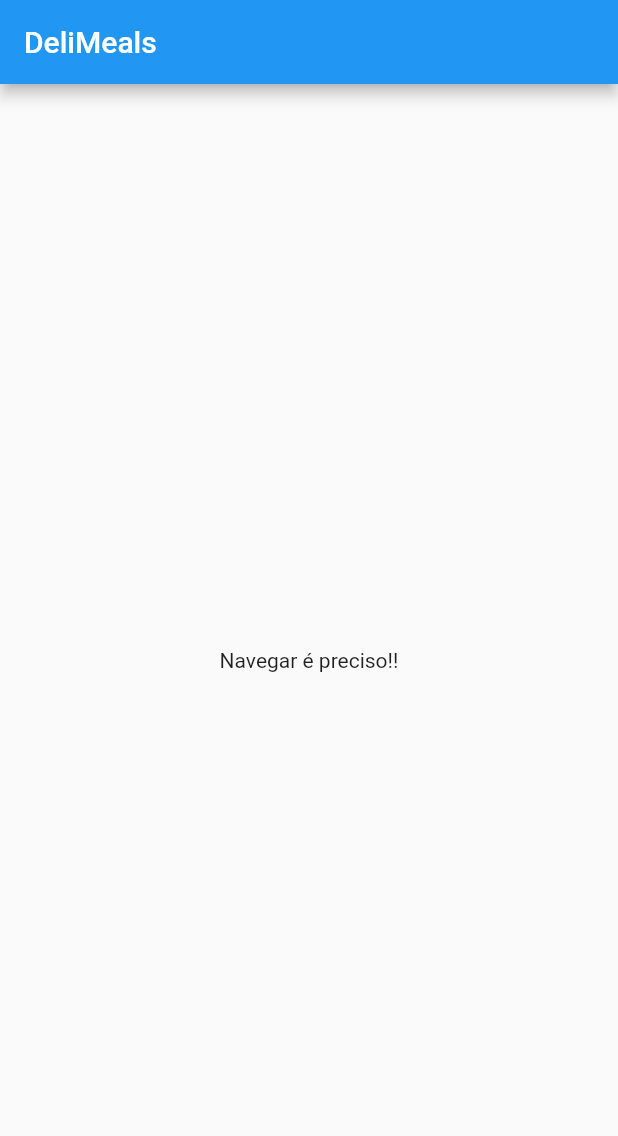
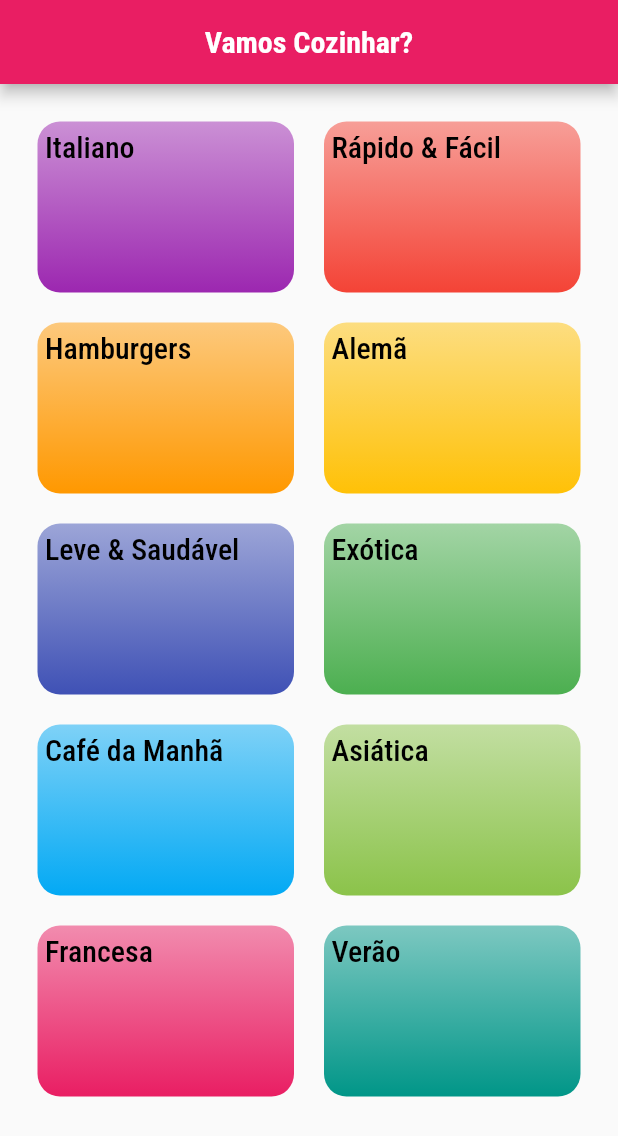
Before and after one commit to Jaceguai/receitas_projeto, a Flutter app: the screen it shows after launch, on a phone screen of 412 x 824 dp. Shown: the top 1136 px of the screen. Run offline on Flutter 3.47's test engine with Material 2 defaults, Android fonts, the phone set to English and light mode, and no system bars.

Commit message:
Tela de Categorias e Add Fonts

```diff
--- /dev/null
+++ b/lib/components/category_item.dart
@@ -0,0 +1,29 @@
+import 'package:flutter/material.dart';
+import "../models/category.dart";
+
+class CategoryItem extends StatelessWidget {
+  final Category category;
+  const CategoryItem({Key? key, required this.category}) : super(key: key);
+
+  @override
+  Widget build(BuildContext context) {
+    return InkWell(
+      borderRadius: BorderRadius.circular(15),
+      onTap: (){},
+      splashColor: Theme.of(context).colorScheme.primary,
+      child: Container(
+        padding: EdgeInsets.all(5),
+        child: Text(
+          category.title,
+          style: Theme.of(context).textTheme.headline6,
+        ),
+        decoration: BoxDecoration(
+            borderRadius: BorderRadius.circular(15),
+            gradient: LinearGradient(colors: [
+              category.color.withOpacity(0.5),
+              category.color,
+            ], begin: Alignment.topLeft, end: Alignment.bottomLeft)),
+      ),
+    );
+  }
+}
--- /dev/null
+++ b/lib/data/dummy_data.dart
@@ -0,0 +1,56 @@
+import 'package:flutter/material.dart';
+
+import '../models/category.dart';
+
+List<Category> dummyCategories = [
+  Category(
+    id: 'c1',
+    title: 'Italiano',
+    color: Colors.purple,
+  ),
+  Category(
+    id: 'c2',
+    title: 'Rápido & Fácil',
+    color: Colors.red,
+  ),
+  Category(
+    id: 'c3',
+    title: 'Hamburgers',
+    color: Colors.orange,
+  ),
+  Category(
+    id: 'c4',
+    title: 'Alemã',
+    color: Colors.amber,
+  ),
+  Category(
+    id: 'c5',
+    title: 'Leve & Saudável',
+    color: Colors.indigo,
+  ),
+  Category(
+    id: 'c6',
+    title: 'Exótica',
+    color: Colors.green,
+  ),
+  Category(
+    id: 'c7',
+    title: 'Café da Manhã',
+    color: Colors.lightBlue,
+  ),
+  Category(
+    id: 'c8',
+    title: 'Asiática',
+    color: Colors.lightGreen,
+  ),
+  Category(
+    id: 'c9',
+    title: 'Francesa',
+    color: Colors.pink,
+  ),
+  Category(
+    id: 'c10',
+    title: 'Verão',
+    color: Colors.teal,
+  ),
+];
--- a/lib/main.dart
+++ b/lib/main.dart
@@ -1,5 +1,6 @@
-
+import 'dart:ui';
 import 'package:flutter/material.dart';
+import 'package:projeto_receitas/screens/categories_screen.dart';
 
 void main() => runApp(MyApp());
 
@@ -8,33 +9,28 @@ class MyApp extends StatelessWidget {
 
   @override
   Widget build(BuildContext context) {
+    final ThemeData theme = ThemeData(brightness: Brightness.light);
     return MaterialApp(
       title: 'DeliMeals',
-      theme: ThemeData(
-        primarySwatch: Colors.blue,
+      theme: theme.copyWith(
+        colorScheme: theme.colorScheme
+            .copyWith(primary: Colors.pink, secondary: Colors.amber),
+        canvasColor: Color.fromARGB(255, 254, 229, 1),
+        textTheme: theme.textTheme.copyWith(
+          headline6: TextStyle(
+              fontFamily: "RobotoCondensed", fontSize: 20, color: Colors.black),
+          headline5: TextStyle(
+              fontFamily: "RobotoCondensed", fontSize: 18, color: Colors.black),
+        ),
+        appBarTheme: AppBarTheme(
+          titleTextStyle: TextStyle(
+            fontFamily: 'RobotoCondensed',
+            fontSize: 20,
+            fontWeight: FontWeight.bold,
+          ),
+        ),
       ),
-      home: MyHomePage(),
+      home: CategoriesScreen(),
     );
   }
 }
-
-class MyHomePage extends StatefulWidget {
-  const MyHomePage({Key? key}) : super(key: key);
-
-  @override
-  _MyHomePageState createState() => _MyHomePageState();
-}
-
-class _MyHomePageState extends State<MyHomePage> {
-  @override
-  Widget build(BuildContext context) {
-    return Scaffold(
-      appBar: AppBar(
-        title: Text('DeliMeals'),
-      ),
-      body: Center(
-        child: Text('Navegar é preciso!!'),
-      ),
-    );
-  }
-}
--- /dev/null
+++ b/lib/screens/categories_meals_screen.dart
@@ -0,0 +1,15 @@
+import 'package:flutter/material.dart';
+
+class CategoriesMealsScreen extends StatelessWidget {
+  const CategoriesMealsScreen({Key? key}) : super(key: key);
+
+  @override
+  Widget build(BuildContext context) {
+    return Scaffold(
+      appBar: AppBar(
+        title: Text("Receitas"),
+      ),
+      body: Center(child: Text("Receitas por categorias")),
+    );
+  }
+}
--- /dev/null
+++ b/lib/screens/categories_screen.dart
@@ -0,0 +1,30 @@
+import 'package:flutter/material.dart';
+import 'package:projeto_receitas/data/dummy_data.dart';
+import '../components/category_item.dart';
+
+class CategoriesScreen extends StatelessWidget {
+  const CategoriesScreen({Key? key}) : super(key: key);
+
+  @override
+  Widget build(BuildContext context) {
+    return Scaffold(
+      appBar: AppBar(
+        centerTitle: true,
+        title: const Text("Vamos Cozinhar?"),
+      ),
+      body: GridView(
+        padding: const EdgeInsets.all(25),
+        gridDelegate: const SliverGridDelegateWithMaxCrossAxisExtent(
+            maxCrossAxisExtent: 200,
+            childAspectRatio: 3 / 2,
+            crossAxisSpacing: 20,
+            mainAxisSpacing: 20),
+        children: dummyCategories.map((cat) {
+          return CategoryItem(
+            category: cat,
+          );
+        }).toList(),
+      ),
+    );
+  }
+}
```
Also changed, not shown: pubspec.yaml (+20 -7 lines), assets/fonts/OpenSans-Bold.ttf (added), assets/fonts/OpenSans-Regular.ttf (added), assets/fonts/Quicksand-Bold.ttf (added), assets/fonts/Quicksand-Light.ttf (added), assets/fonts/Quicksand-Medium.ttf (added), assets/fonts/Quicksand-Regular.ttf (added), assets/fonts/Raleway-Black.ttf (added), assets/fonts/Raleway-Bold.ttf (added), assets/fonts/Raleway-Regular.ttf (added), assets/fonts/RobotoCondensed-Bold.ttf (added), assets/fonts/RobotoCondensed-Italic.ttf (added), assets/fonts/RobotoCondensed-Light.ttf (added), assets/fonts/RobotoCondensed-Regular.ttf (added).
